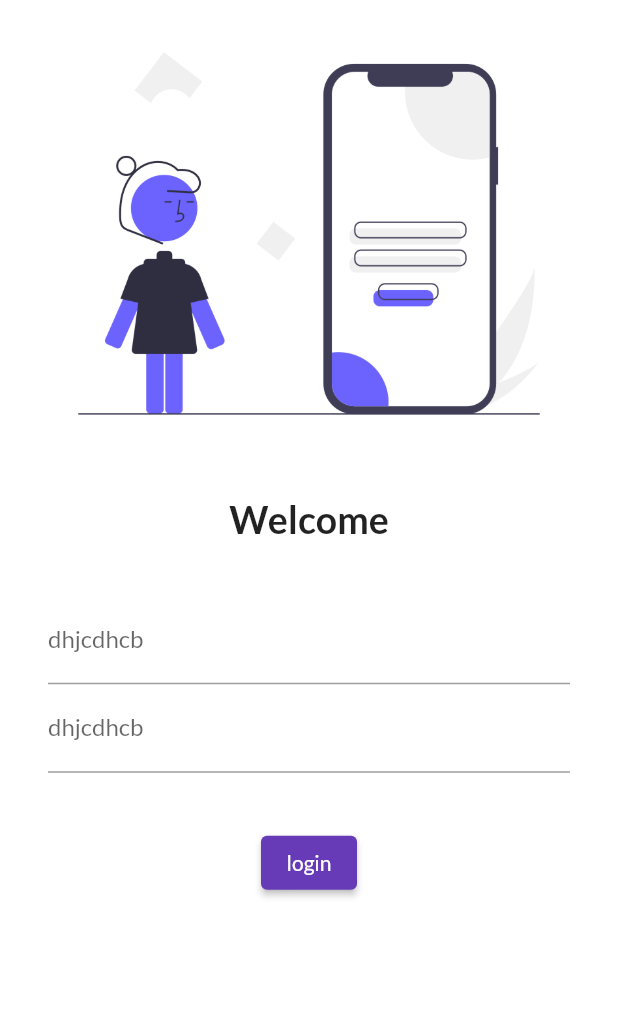
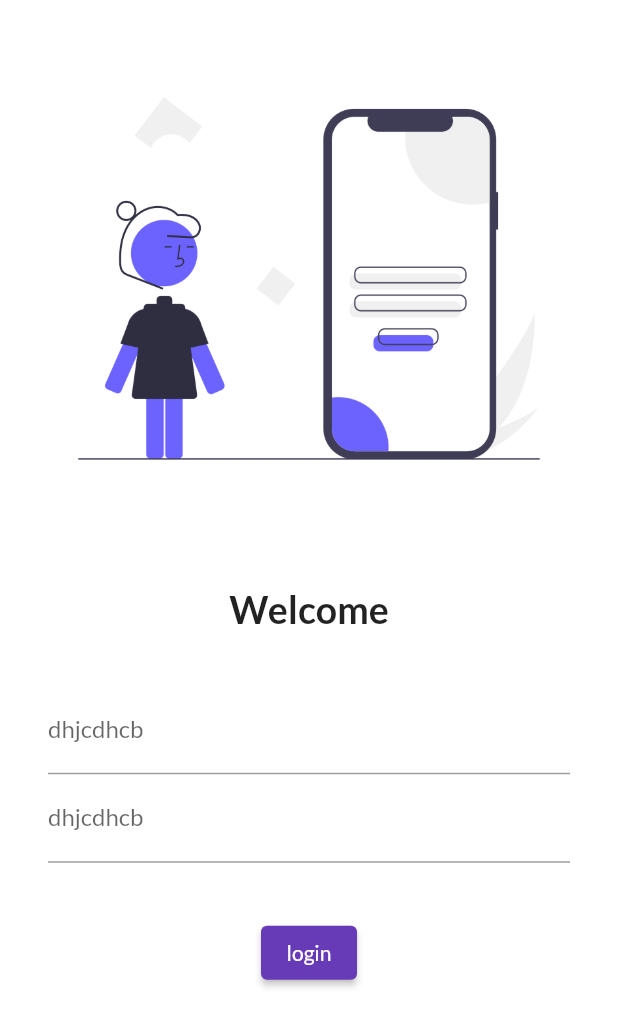
Before and after one commit to abheektripathy/AlbumCatalog, a Flutter app: the screen it shows after launch, on a phone screen of 412 x 824 dp. Shown: the top 1027 px of the screen. Run offline on Flutter 3.47's test engine with Material 2 defaults, Android fonts, the phone set to English and light mode, and no system bars; our stand-ins replace google_fonts.

Commit message:
completed(6)

```diff
--- a/lib/Screens/Login.dart
+++ b/lib/Screens/Login.dart
@@ -10,9 +10,12 @@ class Login extends StatelessWidget {
       color: Colors.white,
       child: Column(
         children: [
-          Image.asset(
-            "assets/images/undraw_Mobile_login_re_9ntv.png",
-            fit: BoxFit.cover,
+          Padding(
+            padding: const EdgeInsets.symmetric(vertical: 30.0),
+            child: Image.asset(
+              "assets/images/undraw_Mobile_login_re_9ntv.png",
+              fit: BoxFit.cover,
+            ),
           ),
           SizedBox(
             height: 20.0,
```
